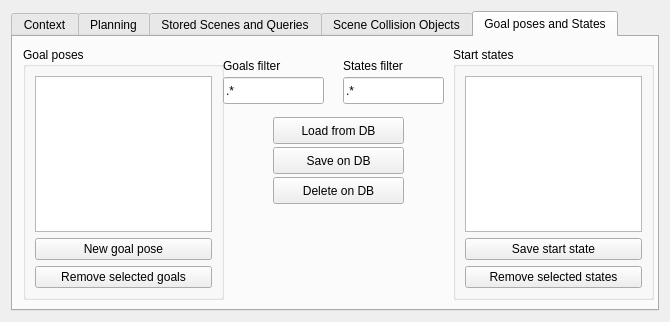
Qt form visualization/motion_planning_rviz_plugin/src/ui/motion_planning_rviz_plugin_frame.ui (moveit/moveit) before a commit.
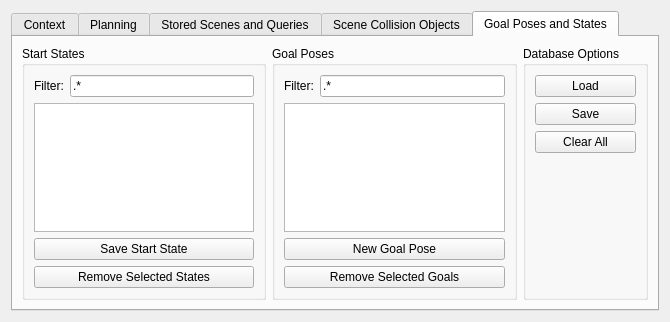
The same form after that commit.

The edit to the form file:
```diff
--- a/visualization/motion_planning_rviz_plugin/src/ui/motion_planning_rviz_plugin_frame.ui
+++ b/visualization/motion_planning_rviz_plugin/src/ui/motion_planning_rviz_plugin_frame.ui
@@ -879,25 +879,83 @@
      </widget>
      <widget class="QWidget" name="goal_poses_and_states">
       <attribute name="title">
-       <string>Goal poses and States</string>
+       <string>Goal Poses and States</string>
       </attribute>
+      <layout class="QHBoxLayout" name="horizontalLayout_2">
+       <item>
+        <widget class="QGroupBox" name="start_states_groupbox">
+         <property name="toolTip">
+          <string>Press Ctrl+C to duplicate an object</string>
+         </property>
+         <property name="title">
+          <string>Start States</string>
+         </property>
+         <layout class="QGridLayout" name="gridLayout_6">
+          <item row="0" column="1">
+           <widget class="QLineEdit" name="load_states_filter_text">
+            <property name="text">
+             <string>.*</string>
+            </property>
+           </widget>
+          </item>
+          <item row="0" column="0">
+           <widget class="QLabel" name="label_11">
+            <property name="text">
+             <string>Filter:</string>
+            </property>
+           </widget>
+          </item>
+          <item row="4" column="0" colspan="2">
+           <widget class="QListWidget" name="start_states_list">
+            <property name="editTriggers">
+             <set>QAbstractItemView::DoubleClicked|QAbstractItemView::EditKeyPressed</set>
+            </property>
+            <property name="selectionMode">
+             <enum>QAbstractItemView::MultiSelection</enum>
+            </property>
+           </widget>
+          </item>
+          <item row="5" column="0" colspan="2">
+           <widget class="QPushButton" name="save_start_state_button">
+            <property name="text">
+             <string>Save Start State</string>
+            </property>
+           </widget>
+          </item>
+          <item row="6" column="0" colspan="2">
+           <widget class="QPushButton" name="remove_start_state_button">
+            <property name="text">
+             <string>Remove Selected States</string>
+            </property>
+           </widget>
+          </item>
+         </layout>
+        </widget>
+       </item>
+       <item>
       <widget class="QGroupBox" name="goal_poses_groupbox">
-       <property name="geometry">
-        <rect>
-         <x>10</x>
-         <y>10</y>
-         <width>201</width>
-         <height>253</height>
-        </rect>
-       </property>
        <property name="toolTip">
         <string>Press Ctrl+C to duplicate an object</string>
        </property>
        <property name="title">
-        <string>Goal poses</string>
-       </property>
-       <layout class="QVBoxLayout" name="verticalLayout_13">
-        <item>
+          <string>Goal Poses</string>
+         </property>
+         <layout class="QGridLayout" name="gridLayout_7">
+          <item row="2" column="1">
+           <widget class="QLineEdit" name="load_goals_filter_text">
+            <property name="text">
+             <string>.*</string>
+            </property>
+           </widget>
+          </item>
+          <item row="2" column="0">
+           <widget class="QLabel" name="label_10">
+            <property name="text">
+             <string>Filter:</string>
+            </property>
+           </widget>
+          </item>
+          <item row="4" column="0" colspan="2">
          <widget class="QListWidget" name="goal_poses_list">
           <property name="editTriggers">
            <set>QAbstractItemView::DoubleClicked|QAbstractItemView::EditKeyPressed</set>
@@ -907,155 +965,67 @@
           </property>
          </widget>
         </item>
-        <item>
+          <item row="5" column="0" colspan="2">
          <widget class="QPushButton" name="new_goal_pose_button">
           <property name="text">
-           <string>New goal pose</string>
+             <string>New Goal Pose</string>
           </property>
          </widget>
         </item>
-        <item>
+          <item row="6" column="0" colspan="2">
          <widget class="QPushButton" name="remove_goal_pose_button">
           <property name="text">
-           <string>Remove selected goals</string>
+             <string>Remove Selected Goals</string>
           </property>
          </widget>
         </item>
        </layout>
       </widget>
+       </item>
+       <item>
+        <widget class="QGroupBox" name="groupBox_6">
+         <property name="title">
+          <string>Database Options</string>
+         </property>
+         <layout class="QVBoxLayout" name="verticalLayout_15">
+          <item>
       <widget class="QPushButton" name="load_from_db_button">
-       <property name="geometry">
-        <rect>
-         <x>260</x>
-         <y>80</y>
-         <width>131</width>
-         <height>27</height>
-        </rect>
-       </property>
        <property name="text">
-        <string>Load from DB</string>
-       </property>
-      </widget>
+             <string>Load</string>
+            </property>
+           </widget>
+          </item>
+          <item>
       <widget class="QPushButton" name="save_on_db_button">
-       <property name="geometry">
-        <rect>
-         <x>260</x>
-         <y>110</y>
-         <width>131</width>
-         <height>27</height>
-        </rect>
-       </property>
        <property name="text">
-        <string>Save on DB</string>
-       </property>
-      </widget>
+             <string>Save</string>
+            </property>
+           </widget>
+          </item>
+          <item>
       <widget class="QPushButton" name="delete_on_db_button">
-       <property name="geometry">
-        <rect>
-         <x>260</x>
-         <y>140</y>
-         <width>131</width>
-         <height>27</height>
-        </rect>
-       </property>
        <property name="text">
-        <string>Delete on DB</string>
-       </property>
-      </widget>
-      <widget class="QLineEdit" name="load_goals_filter_text">
-       <property name="geometry">
-        <rect>
-         <x>210</x>
-         <y>40</y>
-         <width>101</width>
-         <height>27</height>
-        </rect>
-       </property>
-       <property name="text">
-        <string>.*</string>
-       </property>
-      </widget>
-      <widget class="QLabel" name="label_10">
-       <property name="geometry">
-        <rect>
-         <x>210</x>
-         <y>20</y>
-         <width>81</width>
-         <height>17</height>
-        </rect>
-       </property>
-       <property name="text">
-        <string>Goals filter</string>
-       </property>
-      </widget>
-      <widget class="QGroupBox" name="start_states_groupbox">
-       <property name="geometry">
-        <rect>
-         <x>440</x>
-         <y>10</y>
-         <width>201</width>
-         <height>253</height>
-        </rect>
-       </property>
-       <property name="toolTip">
-        <string>Press Ctrl+C to duplicate an object</string>
-       </property>
-       <property name="title">
-        <string>Start states</string>
-       </property>
-       <layout class="QVBoxLayout" name="verticalLayout_14">
-        <item>
-         <widget class="QListWidget" name="start_states_list">
-          <property name="editTriggers">
-           <set>QAbstractItemView::DoubleClicked|QAbstractItemView::EditKeyPressed</set>
-          </property>
-          <property name="selectionMode">
-           <enum>QAbstractItemView::MultiSelection</enum>
-          </property>
-         </widget>
+             <string>Clear All</string>
+            </property>
+           </widget>
         </item>
         <item>
-         <widget class="QPushButton" name="save_start_state_button">
-          <property name="text">
-           <string>Save start state</string>
-          </property>
-         </widget>
-        </item>
-        <item>
-         <widget class="QPushButton" name="remove_start_state_button">
-          <property name="text">
-           <string>Remove selected states</string>
-          </property>
-         </widget>
+           <spacer name="verticalSpacer">
+            <property name="orientation">
+             <enum>Qt::Vertical</enum>
+            </property>
+            <property name="sizeHint" stdset="0">
+             <size>
+              <width>20</width>
+              <height>40</height>
+             </size>
+            </property>
+           </spacer>
         </item>
        </layout>
       </widget>
-      <widget class="QLineEdit" name="load_states_filter_text">
-       <property name="geometry">
-        <rect>
-         <x>330</x>
-         <y>40</y>
-         <width>101</width>
-         <height>27</height>
-        </rect>
-       </property>
-       <property name="text">
-        <string>.*</string>
-       </property>
-      </widget>
-      <widget class="QLabel" name="label_11">
-       <property name="geometry">
-        <rect>
-         <x>330</x>
-         <y>20</y>
-         <width>81</width>
-         <height>17</height>
-        </rect>
-       </property>
-       <property name="text">
-        <string>States filter</string>
-       </property>
-      </widget>
+       </item>
+      </layout>
      </widget>
     </widget>
    </item>
```
Left out of the diff: 4 changed lines with no effect on the pictures. Lines whose indentation alone changed are shown as unchanged.
